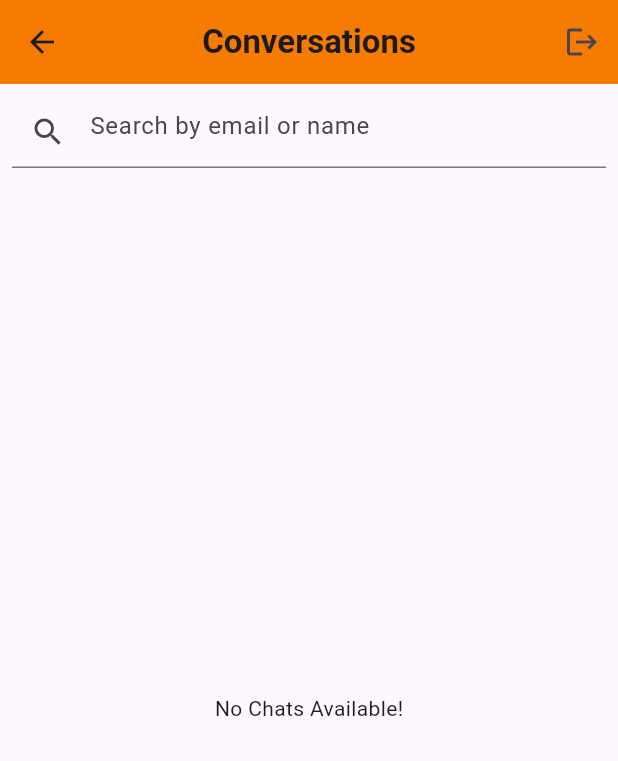
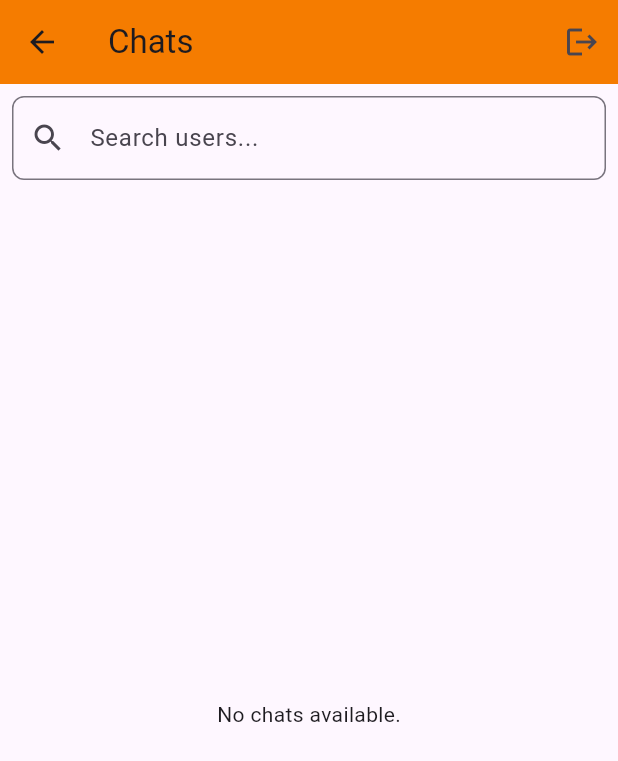
Before and after one commit to sohebalam/chat_app, a Flutter app: the ChatList screen opened by its route, on a phone screen of 412 x 824 dp. Shown: the top 761 px of the screen. Run offline on Flutter 3.47's test engine with Material 3 defaults, Android fonts, the phone set to English and light mode, and no system bars; our stand-ins replace cached_network_image, cloud_firestore, firebase_auth, firebase_core, firebase_storage, google_maps_flutter and 2 more; accounts and stored records are empty.

Commit message:
chat-lits

```diff
--- a/lib/screens/chat/chat_list.dart
+++ b/lib/screens/chat/chat_list.dart
@@ -1,11 +1,8 @@
-import 'package:cached_network_image/cached_network_image.dart';
+import 'package:chat_app/shared/style/contstants.dart';
 import 'package:cloud_firestore/cloud_firestore.dart';
 import 'package:firebase_auth/firebase_auth.dart';
 import 'package:flutter/material.dart';
-import 'package:provider/provider.dart';
 import 'package:chat_app/screens/chat/chat_page.dart';
-import 'package:chat_app/shared/auth_service.dart';
-import 'package:chat_app/shared/widgets/app_bar.dart';
 
 class ChatList extends StatefulWidget {
   @override
@@ -13,34 +10,51 @@ class ChatList extends StatefulWidget {
 }
 
 class _ChatListState extends State<ChatList> {
-  late User? currentUser;
-  bool isLoading = false;
-  String searchQuery = "";
+  User? currentUser;
+  TextEditingController searchController = TextEditingController();
+  String searchQuery = '';
 
   @override
   void initState() {
     super.initState();
     currentUser = FirebaseAuth.instance.currentUser;
-    print("Current User: ${currentUser?.uid}");
+    if (currentUser == null) {
+      Navigator.pushReplacementNamed(context, '/auth');
+    } else {
+      print('Current user ID: ${currentUser!.uid}');
+    }
+  }
+
+  Future<void> _signOut() async {
+    await FirebaseAuth.instance.signOut();
+    Navigator.pushReplacementNamed(context, '/auth');
   }
 
   @override
   Widget build(BuildContext context) {
-    final authService = Provider.of<AuthService>(context);
-    final isLoggedInStream = authService.user!.map((user) => user != null);
     return Scaffold(
-      appBar: CustomAppBar(
-        title: 'Conversations',
-        isLoggedInStream: isLoggedInStream,
+      appBar: AppBar(
+        title: Text('Chats'),
+        backgroundColor: AppColors.primaryColor,
+        actions: [
+          IconButton(
+            icon: Icon(Icons.logout),
+            onPressed: _signOut,
+          ),
+        ],
       ),
       body: Column(
         children: [
           Padding(
             padding: const EdgeInsets.all(8.0),
             child: TextField(
+              controller: searchController,
               decoration: InputDecoration(
-                hintText: "Search by email or name",
+                hintText: 'Search users...',
                 prefixIcon: Icon(Icons.search),
+                border: OutlineInputBorder(
+                  borderRadius: BorderRadius.circular(8.0),
+                ),
               ),
               onChanged: (value) {
                 setState(() {
@@ -53,76 +67,98 @@ class _ChatListState extends State<ChatList> {
             child: StreamBuilder(
               stream: FirebaseFirestore.instance
                   .collection('users')
-                  .doc(currentUser?.uid)
+                  .doc(currentUser!.uid)
                   .collection('messages')
+                  .doc(currentUser!.uid)
+                  .collection('chats')
                   .snapshots(),
-              builder: (context, AsyncSnapshot snapshot) {
-                if (snapshot.connectionState == ConnectionState.waiting) {
-                  return Center(
-                    child: CircularProgressIndicator(),
+              builder: (context, AsyncSnapshot<QuerySnapshot> snapshot) {
+                if (!snapshot.hasData) {
+                  print('Snapshot has no data.');
+                  return Center(child: CircularProgressIndicator());
+                }
+
+                if (snapshot.data!.docs.isEmpty) {
+                  print('No chats available');
+                  return Center(child: Text('No chats available.'));
+                }
+
+                print("Fetched ${snapshot.data!.docs.length} chat(s)");
+
+                return ListView.builder(
+                  itemCount: snapshot.data!.docs.length,
+                  itemBuilder: (context, index) {
+                    var chat = snapshot.data!.docs[index];
+                    var chatData = chat.data() as Map<String, dynamic>?;
+
+                    // Debugging: Print the entire chat document
+                    print('Chat document data: ${chatData}');
+
+                    if (chatData == null ||
+                        !chatData.containsKey('senderId') ||
+                        !chatData.containsKey('receiverId')) {
+                      print('Invalid chat data for chat with ID: ${chat.id}');
+                      return ListTile(
+                        title: Text('Invalid chat data'),
+                        subtitle: Text('Required fields are missing.'),
                       );
                     }
-                if (!snapshot.hasData || snapshot.data.docs.length == 0) {
-                  return Center(
-                    child: Text("No Chats Available!"),
-                  );
-                }
-                print("Chats Found: ${snapshot.data.docs.length}");
-                return ListView.builder(
-                  itemCount: snapshot.data.docs.length,
-                  itemBuilder: (context, index) {
-                    var friendId = snapshot.data.docs[index].id;
-                    var lastMsg = snapshot.data.docs[index]['last_msg'];
-                    print("Friend ID: $friendId, Last Message: $lastMsg");
-                    return FutureBuilder(
+
+                    var friendId = chatData['senderId'] == currentUser!.uid
+                        ? chatData['receiverId']
+                        : chatData['senderId'];
+
+                    return FutureBuilder<DocumentSnapshot>(
                       future: FirebaseFirestore.instance
                           .collection('users')
                           .doc(friendId)
                           .get(),
-                      builder: (context, AsyncSnapshot asyncSnapshot) {
-                        if (asyncSnapshot.connectionState ==
-                            ConnectionState.waiting) {
-                          return Container();
+                      builder: (context, friendSnapshot) {
+                        if (!friendSnapshot.hasData) {
+                          return ListTile(
+                            title: Text('Loading...'),
+                          );
                         }
-                        if (!asyncSnapshot.hasData ||
-                            !asyncSnapshot.data.exists) {
-                          return Container();
+
+                        var friendData = friendSnapshot.data!.data()
+                            as Map<String, dynamic>?;
+                        if (friendData == null) {
+                          print('User not found for friend ID: $friendId');
+                          return ListTile(
+                            title: Text('User not found'),
+                          );
                         }
-                        var friend = asyncSnapshot.data;
-                        if (searchQuery.isEmpty ||
-                            friend['email']
-                                .toLowerCase()
-                                .contains(searchQuery.toLowerCase()) ||
-                            friend['name']
-                                .toLowerCase()
-                                .contains(searchQuery.toLowerCase())) {
+
+                        var friendName = friendData['name'] ?? 'Unknown';
+                        var friendImage = friendData['image'] ?? '';
+                        var lastMessage = chatData['message'] ?? '';
+
+                        print(
+                            "Chat with $friendName ($friendId): $lastMessage");
+
                         return ListTile(
                           leading: CircleAvatar(
-                              backgroundImage: CachedNetworkImageProvider(
-                                  friend['image'] ?? ''),
+                            backgroundImage: friendImage.isNotEmpty
+                                ? NetworkImage(friendImage)
+                                : AssetImage('assets/person.png')
+                                    as ImageProvider,
                           ),
-                            title: Text(friend['name'] ?? 'Unknown User'),
-                            subtitle: Text(
-                              "$lastMsg",
-                              style: TextStyle(color: Colors.grey),
-                              overflow: TextOverflow.ellipsis,
-                              maxLines: 1,
-                            ),
+                          title: Text(friendName),
+                          subtitle: Text(lastMessage),
                           onTap: () {
+                            print(
+                                'Navigating to chat with $friendName ($friendId)');
                             Navigator.push(
                               context,
                               MaterialPageRoute(
                                 builder: (context) => ChatPage(
-                                    u_id: friend.id,
+                                  u_id: friendId,
                                   currentUserId: currentUser!.uid,
                                 ),
                               ),
                             );
                           },
                         );
-                        } else {
-                          return Container();
-                        }
                       },
                     );
                   },
```
Lines whose indentation alone changed are shown as unchanged.
